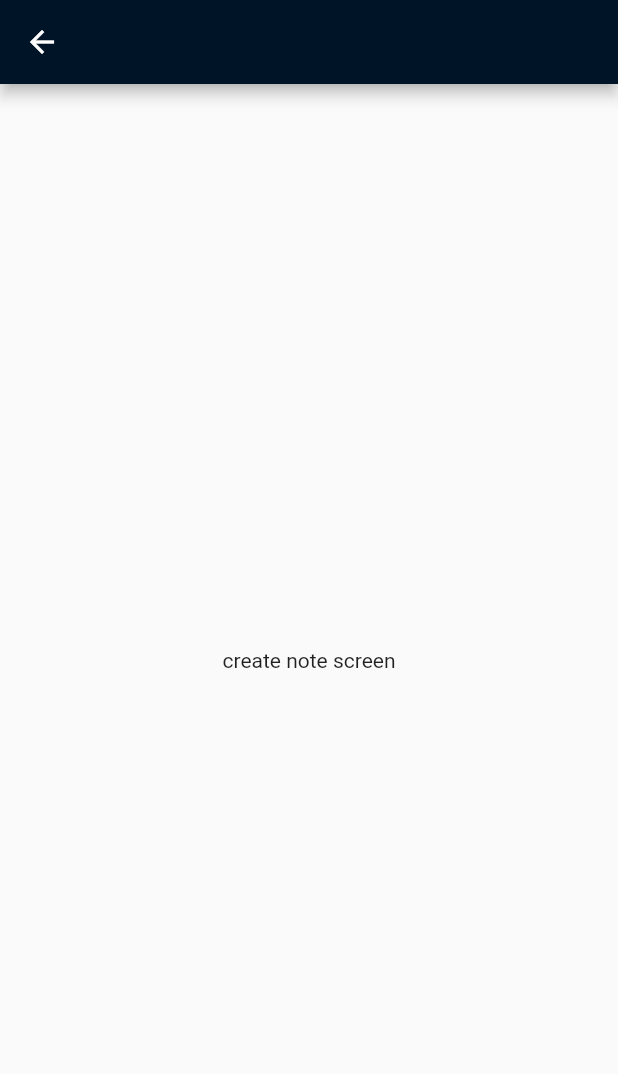
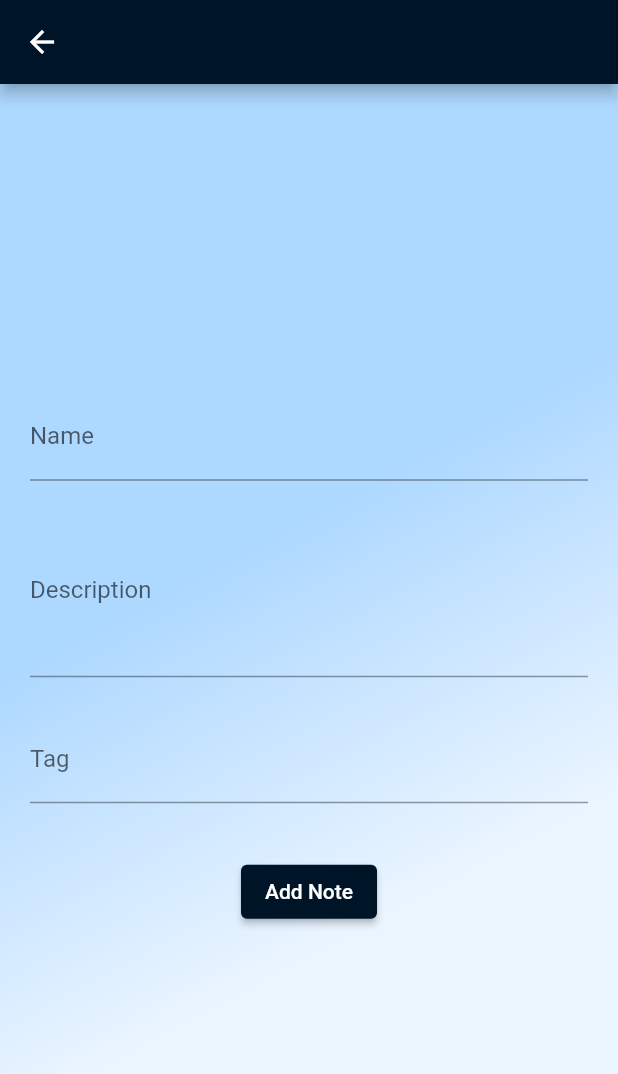
Before and after one commit to vansh132/Mystica, a Flutter app: the CreateNoteScreen screen opened by its route, on a phone screen of 412 x 824 dp. Shown: the top 1074 px of the screen. Run offline on Flutter 3.47's test engine with Material 2 defaults, Android fonts, the phone set to English and light mode, and no system bars; our stand-ins replace carousel_slider, drift, file_picker, flutter_datetime_picker, fluttericon, pie_chart and 2 more; accounts and stored records are empty; generated files the repository leaves out were written again.

Commit message:
create note screen - added

```diff
--- a/lib/screens/submain-screens/notebook/note/create_note.dart
+++ b/lib/screens/submain-screens/notebook/note/create_note.dart
@@ -7,10 +7,77 @@ class CreateNoteScreen extends StatelessWidget {
 
   @override
   Widget build(BuildContext context) {
+    final _nameController = TextEditingController();
+    final _descriptionController = TextEditingController();
+    final _tagController = TextEditingController();
+
+    void _addNote() {
+      print(_nameController.text);
+      print(_descriptionController.text);
+      print(_tagController.text);
+    }
+
     return Scaffold(
       appBar: AppBar(),
-      body: Center(
-        child: Text("create note screen"),
+      body: Container(
+        decoration: const BoxDecoration(
+          gradient: LinearGradient(
+              // colors: [Color(0xff8EC5FC), Color(0xffE0C3FC)], //final - 1
+              colors: [Color(0xffADD8FF), Color(0xffEBF5FF)], //final - 1
+              stops: [0.4, 0.7],
+              begin: Alignment.topLeft,
+              end: Alignment.bottomRight),
+        ),
+        width: double.infinity,
+        height: MediaQuery.of(context).size.height,
+        padding: EdgeInsets.only(
+            top: 10,
+            left: 20,
+            right: 20,
+            bottom: MediaQuery.of(context).viewInsets.bottom + 10),
+        child: Column(
+          mainAxisAlignment: MainAxisAlignment.center,
+          children: [
+            SizedBox(
+              width: 550,
+              child: TextField(
+                decoration: const InputDecoration(labelText: 'Name'),
+                controller: _nameController,
+                onSubmitted: (_) => _addNote(),
+              ),
+            ),
+            const SizedBox(
+              height: 15,
+            ),
+            SizedBox(
+              width: 550,
+              child: TextField(
+                decoration: const InputDecoration(labelText: 'Description'),
+                maxLines: 4,
+                controller: _descriptionController,
+                onSubmitted: (_) => _addNote(),
+              ),
+            ),
+            const SizedBox(
+              height: 25,
+            ),
+            SizedBox(
+              width: 550,
+              child: TextField(
+                decoration: const InputDecoration(labelText: 'Tag'),
+                controller: _tagController,
+                onSubmitted: (_) => _addNote(),
+              ),
+            ),
+            const SizedBox(
+              height: 35,
+            ),
+            ElevatedButton(
+              onPressed: _addNote,
+              child: const Text("Add Note"),
+            )
+          ],
+        ),
       ),
     );
   }
```
